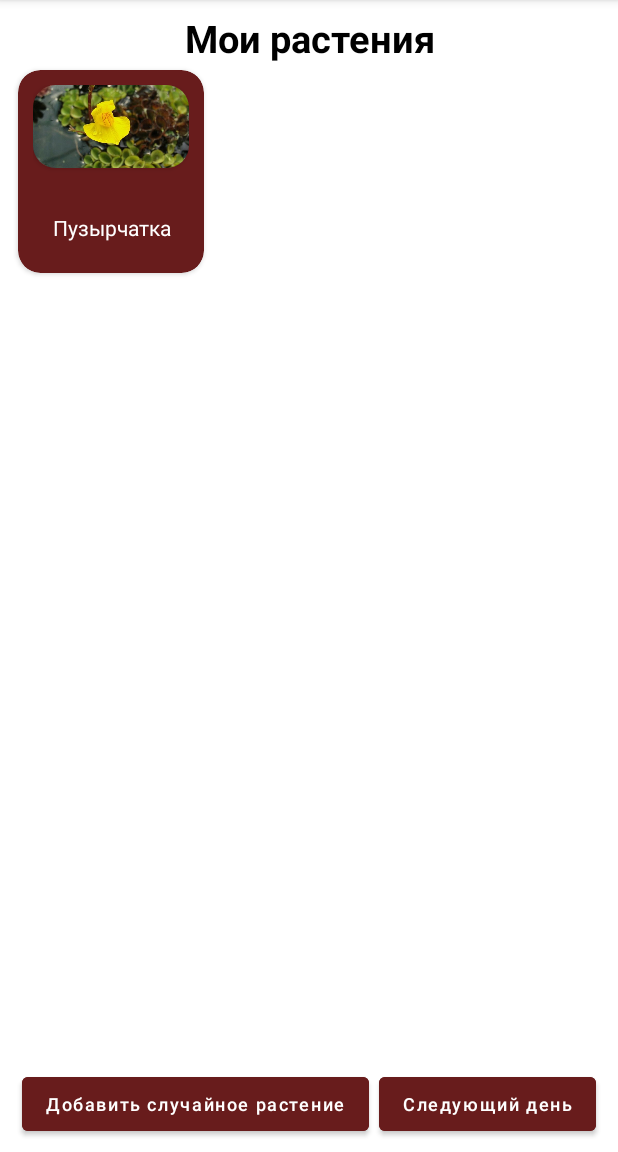
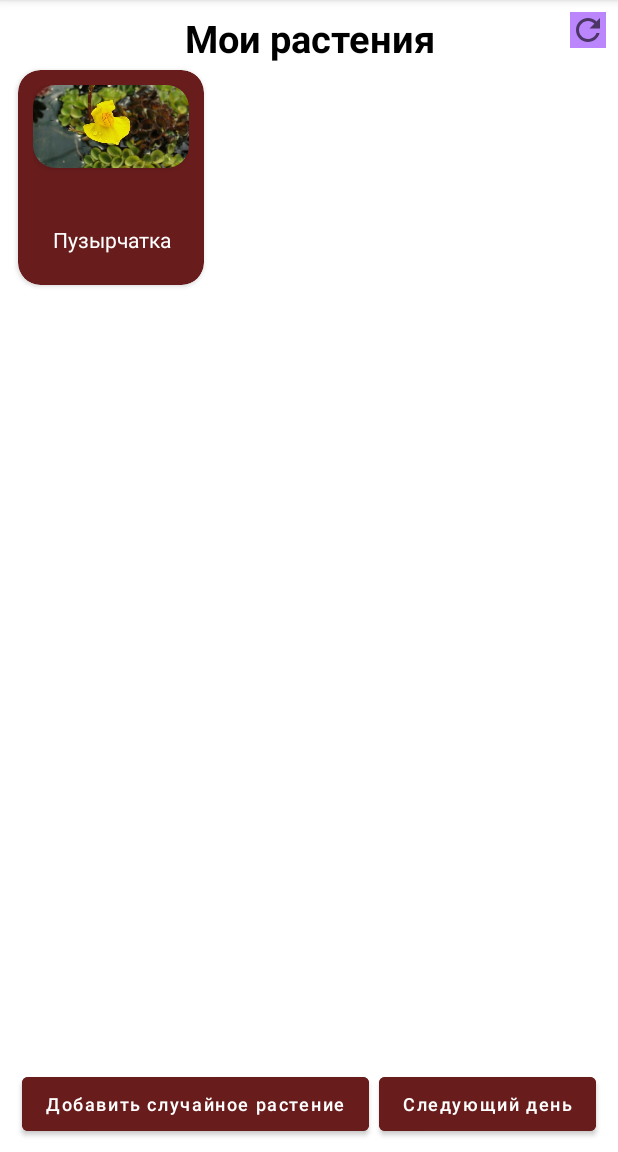
Before and after one commit to lealpy/Plant-Book, an Android app: the screen it shows after launch (MainActivity), after a tap on "Следующий день", on a phone screen of 412 x 824 dp, the part 84-1236 px from its top. Run offline under Robolectric (Android 15) with nearby library versions, the phone set to English and light mode, and no system bars; our stand-ins replace Dagger/Hilt's generated code; 2 other taps on this screen came first.

Commit message:
Plant Book

```diff
--- a/app/src/main/AndroidManifest.xml
+++ b/app/src/main/AndroidManifest.xml
@@ -3,6 +3,7 @@
     package="com.example.plantsbook">
 
     <application
+        android:name=".App"
         android:allowBackup="true"
         android:icon="@mipmap/ic_launcher"
         android:label="@string/app_name"
--- a/app/src/main/java/com/example/plantsbook/data/repository/PlantsRepository.kt
+++ b/app/src/main/java/com/example/plantsbook/data/repository/PlantsRepository.kt
@@ -14,18 +14,18 @@ class PlantsRepository @Inject constructor(
 ) {
 
     private val _plantList = MutableLiveData<MutableList<Plant>>(mutableListOf())
-    val plantList: LiveData<MutableList<Plant>> = _plantList
+    val plantList: LiveData<MutableList<Plant>> = _plantList // База данных
 
     fun addPlant(plant: Plant) {
         val list = _plantList.value
-        list?.let {
-            it.add(plant)
-            _plantList.value = it
+        list?.let {__plantList ->
+            __plantList.add(plant)
+            _plantList.value = __plantList
         }
     }
 
-    fun setPlants(plants: List<Plant>) {
-        _plantList.value = plants.toMutableList()
+    fun setPlantList(__plantList: MutableList<Plant>) {
+        _plantList.value = __plantList.toMutableList()
     }
 
     fun getPlantByType(type: PlantType): Plant {
@@ -39,37 +39,37 @@ class PlantsRepository @Inject constructor(
             PlantType.MUHOLOVKA -> Plant(
                 name = resourceManager.getString(R.string.muholovka),
                 type = PlantType.MUHOLOVKA,
-                description = resourceManager.getString(R.string.zhirianka_description),
+                description = resourceManager.getString(R.string.muholovka_description),
                 state = PlantState.getIdle()
             )
             PlantType.NEPENTES -> Plant(
                 name = resourceManager.getString(R.string.nepentes),
                 type = PlantType.NEPENTES,
-                description = resourceManager.getString(R.string.zhirianka_description),
+                description = resourceManager.getString(R.string.nepentes_description),
                 state = PlantState.getIdle()
             )
             PlantType.ROSIANKA -> Plant(
                 name = resourceManager.getString(R.string.rosianka),
                 type = PlantType.ROSIANKA,
-                description = resourceManager.getString(R.string.zhirianka_description),
+                description = resourceManager.getString(R.string.rosianka_description),
                 state = PlantState.getIdle()
             )
             PlantType.SARRACENIA -> Plant(
                 name = resourceManager.getString(R.string.sarracenia),
                 type = PlantType.SARRACENIA,
-                description = resourceManager.getString(R.string.zhirianka_description),
+                description = resourceManager.getString(R.string.sarracenia_description),
                 state = PlantState.getIdle()
             )
             PlantType.PUZIRCHATKA -> Plant(
                 name = resourceManager.getString(R.string.puzirchatka),
                 type = PlantType.PUZIRCHATKA,
-                description = resourceManager.getString(R.string.zhirianka_description),
+                description = resourceManager.getString(R.string.puzirchatka_description),
                 state = PlantState.getIdle()
             )
             PlantType.DARLINGTONIA -> Plant(
                 name = resourceManager.getString(R.string.darlingtonia),
                 type = PlantType.DARLINGTONIA,
-                description = resourceManager.getString(R.string.zhirianka_description),
+                description = resourceManager.getString(R.string.darlingtonia_description),
                 state = PlantState.getIdle()
             )
         }
--- a/app/src/main/java/com/example/plantsbook/presentation/garden/GardenFragment.kt
+++ b/app/src/main/java/com/example/plantsbook/presentation/garden/GardenFragment.kt
@@ -8,7 +8,11 @@ import android.view.ViewGroup
 import androidx.fragment.app.Fragment
 import androidx.fragment.app.viewModels
 import androidx.recyclerview.widget.GridLayoutManager
+import androidx.recyclerview.widget.ItemTouchHelper
+import androidx.recyclerview.widget.RecyclerView
+import com.example.plantsbook.data.models.Plant
 import com.example.plantsbook.databinding.FragmentGardenBinding
+import com.google.android.material.snackbar.Snackbar
 import dagger.hilt.android.AndroidEntryPoint
 
 @AndroidEntryPoint
@@ -18,7 +22,7 @@ class GardenFragment : Fragment() {
 
     private val viewModel: GardenViewModel by viewModels()
 
-    private val plantAdapter = PlantAdapter()
+    val plantAdapter = PlantAdapter()
 
     override fun onCreateView(
         inflater: LayoutInflater, container: ViewGroup?,
@@ -29,9 +33,9 @@ class GardenFragment : Fragment() {
     }
 
     override fun onViewCreated(view: View, savedInstanceState: Bundle?) {
+        initObservers()
         initRecyclerView()
         initViews()
-        initObservers()
     }
 
     private fun initRecyclerView() {
@@ -39,56 +43,64 @@ class GardenFragment : Fragment() {
         binding.recyclerView.layoutManager = GridLayoutManager(context, getSpanCount())
         binding.recyclerView.adapter = plantAdapter
 
-//        //Удаляем растение по свайпу
-//        ItemTouchHelper(object : ItemTouchHelper.SimpleCallback(
-//            0,
-//            ItemTouchHelper.LEFT or ItemTouchHelper.RIGHT
-//        ) {
-//
-//            override fun onMove(
-//                recyclerView: RecyclerView,
-//                viewHolder: RecyclerView.ViewHolder,
-//                target: RecyclerView.ViewHolder
-//            ): Boolean {
-//                return false
-//            }
-//
-//            override fun onSwiped(viewHolder: RecyclerView.ViewHolder, direction: Int) {
-//
-//                val deletedPlantPosition = viewHolder.adapterPosition
-//                val deletedPlant = plantAdapter.plantList[deletedPlantPosition]
-//                plantAdapter.deletePlant(deletedPlantPosition)
-//
-//                //Восстанавливаем ошибочно удаленное растение
-//                Snackbar.make(requireView(), "Растение удалено", Snackbar.LENGTH_SHORT)
-//                    .setAction("Вернуть") {
-//                        plantAdapter.returnDeletedPlant(deletedPlantPosition, deletedPlant)
-//                        binding.recyclerView.smoothScrollToPosition(deletedPlantPosition) // Автоматическая прокрутка на восстановленную позицию
-//                    }.show()
-//
-//                mainViewModel.plantListLiveData.value =
-//                    plantAdapter.plantList // Подписываемся на актуальный список растений
-//
-//            }
-//        }
-//        ).attachToRecyclerView(binding.recyclerView)
+        ItemTouchHelper(object : ItemTouchHelper.SimpleCallback(
+            0,
+            ItemTouchHelper.LEFT or ItemTouchHelper.RIGHT
+        ) {
+
+            override fun onMove(
+                recyclerView: RecyclerView,
+                viewHolder: RecyclerView.ViewHolder,
+                target: RecyclerView.ViewHolder
+            ): Boolean {
+                return false
+            }
+
+            override fun onSwiped(viewHolder: RecyclerView.ViewHolder, direction: Int) {
+
+                val removedPlantPosition = viewHolder.adapterPosition
+                //Удаляем растение по свайпу
+                viewModel.removePlant(removedPlantPosition)
+
+                //Восстанавливаем ошибочно удаленное растение
+                Snackbar.make(requireView(), "Растение удалено", Snackbar.LENGTH_SHORT)
+                    .setAction("Вернуть") {
+                        viewModel.returnRemovedPlant(removedPlantPosition)
+                        // Автоматическая прокрутка на восстановленную позицию
+                        binding.recyclerView.smoothScrollToPosition(removedPlantPosition)
+                    }.show()
+            }
+        }
+        ).attachToRecyclerView(binding.recyclerView)
+
+    }
+
+    private fun initObservers() {
+        viewModel.plantList.observe(viewLifecycleOwner) { __plantList ->
+            plantAdapter.setData(__plantList)
+        }
     }
 
     private fun initViews() {
         //Добавляем случайное растение
         binding.buttonAddRandomPlant.setOnClickListener {
             viewModel.addRandomPlant()
+            binding.recyclerView.adapter = plantAdapter // Перестраиваем recycler для обновления индикаторов
         }
 
         binding.buttonNextDay.setOnClickListener {
-            viewModel.nextDay()
+            nextDay()
+            binding.recyclerView.adapter = plantAdapter // Перестраиваем recycler для обновления индикаторов
+        }
+
+        binding.buttonRefresh?.setOnClickListener {
+            binding.recyclerView.adapter = plantAdapter // Перестраиваем recycler для обновления индикаторов
         }
     }
 
-    private fun initObservers() {
-        viewModel.plantList.observe(viewLifecycleOwner) { plants ->
-            plantAdapter.setData(plants)
-        }
+    private fun nextDay() {
+        viewModel.nextDay()
+        binding.recyclerView.adapter = plantAdapter // Перестраиваем recycler для обновления индикаторов
     }
 
     private fun getSpanCount(): Int {
--- a/app/src/main/java/com/example/plantsbook/presentation/garden/GardenViewModel.kt
+++ b/app/src/main/java/com/example/plantsbook/presentation/garden/GardenViewModel.kt
@@ -1,8 +1,15 @@
 package com.example.plantsbook.presentation.garden
 
 import androidx.lifecycle.ViewModel
+import androidx.recyclerview.widget.GridLayoutManager
+import androidx.recyclerview.widget.ItemTouchHelper
+import androidx.recyclerview.widget.RecyclerView
+import com.example.plantsbook.data.models.Plant
 import com.example.plantsbook.data.models.PlantState
 import com.example.plantsbook.data.repository.PlantsRepository
+import com.example.plantsbook.databinding.FragmentGardenBinding
+import com.example.plantsbook.databinding.PlantItemBinding
+import com.google.android.material.snackbar.Snackbar
 import dagger.hilt.android.lifecycle.HiltViewModel
 import javax.inject.Inject
 
@@ -13,15 +20,21 @@ class GardenViewModel @Inject constructor(
 
     val plantList = plantsRepository.plantList
 
+    //////////////////////////////////////////////////////////////////////////////////////
+    private lateinit var deletedPlant : Plant
+    //////////////////////////////////////////////////////////////////////////////////////
+
     fun addRandomPlant() {
         val plant = plantsRepository.getRandomPlant()
         plantsRepository.addPlant(plant)
     }
 
     fun nextDay() {
-        val listOfNonTriggeredPlants = plantList.value?.filter { plant ->
-            !plant.state.isTriggered()
-        } ?: emptyList()
+        val listOfNonTriggeredPlants = plantList.value ?: mutableListOf<Plant>()
+
+        listOfNonTriggeredPlants.removeAll{plant ->
+            plant.state.isTriggered()
+        }
 
         listOfNonTriggeredPlants.forEach { plant ->
             plant.state = PlantState(
@@ -30,8 +43,20 @@ class GardenViewModel @Inject constructor(
                 isInsectsAttacked = (Math.random() < PROBABILITY_IS_INSECTS_ATTACKED)
             )
         }
+        plantsRepository.setPlantList(listOfNonTriggeredPlants)
+    }
 
-        plantsRepository.setPlants(listOfNonTriggeredPlants)
+    fun removePlant (position : Int) {
+        val __plantList = plantList.value ?: mutableListOf<Plant>()
+        deletedPlant = __plantList?.get(position)
+        __plantList?.removeAt(position)
+        plantsRepository.setPlantList(__plantList)
+    }
+
+    fun returnRemovedPlant (position: Int) {
+        val __plantList = plantList.value ?: mutableListOf<Plant>()
+        __plantList.add(position, deletedPlant)
+        plantsRepository.setPlantList(__plantList)
     }
 
     companion object {
--- a/app/src/main/java/com/example/plantsbook/presentation/garden/PlantAdapter.kt
+++ b/app/src/main/java/com/example/plantsbook/presentation/garden/PlantAdapter.kt
@@ -12,7 +12,7 @@ import com.example.plantsbook.utils.formatTypeToImgResId
 
 class PlantAdapter : RecyclerView.Adapter<PlantAdapter.PlantHolder>() {
 
-    private var plants = listOf<Plant>()
+    private var plantList = listOf<Plant>()
 
     class PlantHolder(item: View) : RecyclerView.ViewHolder(item) {
         val binding = PlantItemBinding.bind(item)
@@ -39,22 +39,22 @@ class PlantAdapter : RecyclerView.Adapter<PlantAdapter.PlantHolder>() {
         }
     }
 
-    //Функция надувает разметку с помощью inflate и создает экземпляр класса PlantHolder
+    //Функция надувает разметку и создает экземпляр класса PlantHolder
     override fun onCreateViewHolder(parent: ViewGroup, viewType: Int): PlantHolder {
         val view = LayoutInflater.from(parent.context).inflate(R.layout.plant_item, parent, false)
         return PlantHolder(view)
     }
 
     override fun onBindViewHolder(holder: PlantHolder, position: Int) {
-        holder.toBind(plants[position])
+        holder.toBind(plantList[position])
     }
 
     override fun getItemCount(): Int {
-        return plants.size
+        return plantList.size
     }
 
-    fun setData(plants: List<Plant>) {
-        this.plants = plants
+    fun setData(__plantList: List<Plant>) {
+        this.plantList = __plantList
         notifyDataSetChanged()
     }
 
--- /dev/null
+++ b/app/src/main/res/drawable/ic_baseline_refresh_24.xml
@@ -0,0 +1,10 @@
+<vector xmlns:android="http://schemas.android.com/apk/res/android"
+    android:width="24dp"
+    android:height="24dp"
+    android:viewportWidth="24"
+    android:viewportHeight="24"
+    android:tint="?attr/colorControlNormal">
+  <path
+      android:fillColor="@android:color/white"
+      android:pathData="M17.65,6.35C16.2,4.9 14.21,4 12,4c-4.42,0 -7.99,3.58 -7.99,8s3.57,8 7.99,8c3.73,0 6.84,-2.55 7.73,-6h-2.08c-0.82,2.33 -3.04,4 -5.65,4 -3.31,0 -6,-2.69 -6,-6s2.69,-6 6,-6c1.66,0 3.14,0.69 4.22,1.78L13,11h7V4l-2.35,2.35z"/>
+</vector>
--- a/app/src/main/res/layout/fragment_garden.xml
+++ b/app/src/main/res/layout/fragment_garden.xml
@@ -26,6 +26,19 @@
             app:layout_constraintEnd_toEndOf="parent"
             app:layout_constraintStart_toStartOf="parent"
             app:layout_constraintTop_toTopOf="parent" />
+
+        <TextView
+            android:id="@+id/buttonRefresh"
+            android:layout_width="wrap_content"
+            android:layout_height="wrap_content"
+            android:drawableStart="@drawable/ic_baseline_refresh_24"
+            android:background="@color/purple_200"
+            app:layout_constraintEnd_toEndOf="parent"
+            app:layout_constraintStart_toStartOf="parent"
+            app:layout_constraintTop_toTopOf="parent"
+            android:textColor="@color/white"
+            app:layout_constraintHorizontal_bias="1"
+            />
 
         <androidx.recyclerview.widget.RecyclerView
             android:id="@+id/recyclerView"
--- a/app/src/main/res/layout/plant_item.xml
+++ b/app/src/main/res/layout/plant_item.xml
@@ -45,6 +45,7 @@
                 android:layout_width="match_parent"
                 android:layout_height="match_parent"
                 android:orientation="horizontal"
+                android:layout_marginTop="8dp"
                 android:gravity="center">
 
                 <ImageView
```
Also changed, not shown: app/src/main/java/com/example/plantsbook/presentation/plant_info/PlantInfoFragment.kt (+9 -3 lines), app/src/main/java/com/example/plantsbook/presentation/plant_info/PlantInfoViewModel.kt (+8 -0 lines), app/src/main/res/drawable/img_insects_attacked.jpg (deleted), app/src/main/res/drawable/img_insects_attacked.png (added), app/src/main/res/drawable/img_is_not_watered.jpg (deleted), app/src/main/res/drawable/img_is_not_watered.png (added), app/src/main/res/drawable/img_leaves_fallen.jpg (deleted), app/src/main/res/drawable/img_leaves_fallen.png (added).
